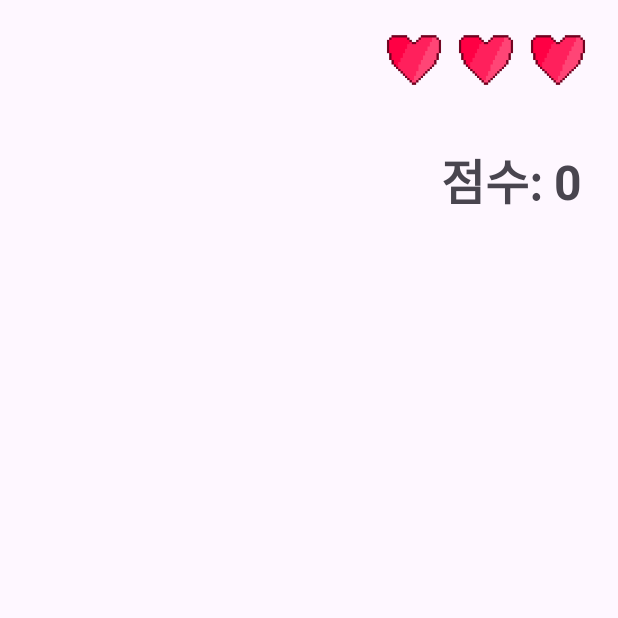
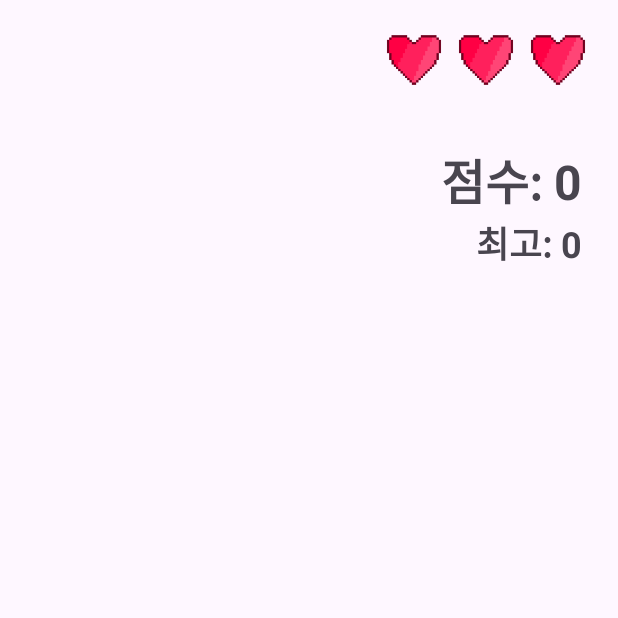
Before and after one commit to Timeshifts/Number_Quiz, an Android app: the GameActivity screen opened directly, with no data from a screen before it, on a phone screen of 412 x 824 dp, the top half of it. Run offline under Robolectric (Android 15) with nearby library versions, the phone set to English and light mode, and no system bars; our stand-ins replace RxJava, Volley; network calls fail; 2 statements that could not run were skipped.

Commit message:
Implement highScore

```diff
--- a/app/build.gradle.kts
+++ b/app/build.gradle.kts
@@ -35,6 +35,8 @@ dependencies {
     implementation("androidx.constraintlayout:constraintlayout:2.1.4")
     implementation("com.android.volley:volley:1.2.1")
     implementation("com.google.code.gson:gson:2.10.1")
+    implementation("androidx.datastore:datastore-rxjava3:1.0.0")
+    implementation("androidx.datastore:datastore-preferences-rxjava3:1.0.0")
     testImplementation("junit:junit:4.13.2")
     androidTestImplementation("androidx.test.ext:junit:1.1.5")
     androidTestImplementation("androidx.test.espresso:espresso-core:3.5.1")
--- a/app/src/main/java/com/example/number_quiz/GameActivity.java
+++ b/app/src/main/java/com/example/number_quiz/GameActivity.java
@@ -9,6 +9,11 @@ import android.widget.TextView;
 
 import androidx.annotation.Nullable;
 import androidx.appcompat.app.AppCompatActivity;
+import androidx.datastore.preferences.core.MutablePreferences;
+import androidx.datastore.preferences.core.Preferences;
+import androidx.datastore.preferences.core.PreferencesKeys;
+import androidx.datastore.preferences.rxjava3.RxPreferenceDataStoreBuilder;
+import androidx.datastore.rxjava3.RxDataStore;
 
 import com.android.volley.Request;
 import com.android.volley.RequestQueue;
@@ -20,11 +25,16 @@ import java.util.HashMap;
 import java.util.Map;
 import java.util.Random;
 
+import io.reactivex.rxjava3.core.Flowable;
+import io.reactivex.rxjava3.core.Single;
+
 public class GameActivity extends AppCompatActivity {
 
     static RequestQueue requestQueue;
+    RxDataStore<Preferences> dataStore;
 
     TextView questionView;
+    TextView bestView;
     Button nextButton;
     Button answerButton1;
     Button answerButton2;
@@ -35,13 +45,17 @@ public class GameActivity extends AppCompatActivity {
     public int number1, number2, number3;
     public int hearts = 3;
     public int score = 0;
+    public int highScore = 0;
 
     @Override
     public void onCreate(@Nullable Bundle savedInstanceState) {
         super.onCreate(savedInstanceState);
         setContentView(R.layout.activity_game);
 
+        dataStore = new RxPreferenceDataStoreBuilder(
+                getApplicationContext(), "highScore").build();
         questionView = findViewById(R.id.questionView);
+        bestView = findViewById(R.id.bestView);
         nextButton = findViewById(R.id.nextButton);
         answerButton1 = findViewById(R.id.answer1);
         answerButton2 = findViewById(R.id.answer2);
@@ -72,8 +86,26 @@ public class GameActivity extends AppCompatActivity {
     }
 
     public void updateScoreView() {
+        Preferences.Key<Integer> highScoreKey;
+        try {
+            highScoreKey = PreferencesKeys.intKey("highScore");
+            Flowable<Integer> highScoreFlow = dataStore.data().map(
+                    prefs -> prefs.get(highScoreKey));
+            highScore = highScoreFlow.blockingFirst();
+        } catch (Exception e) {
+            highScore = 0;
+        }
+        if (highScore < score) {
+            highScore = score;
+            dataStore.updateDataAsync(prefsIn -> {
+                MutablePreferences mutablePreferences = prefsIn.toMutablePreferences();
+                mutablePreferences.set(PreferencesKeys.intKey("highScore"), highScore);
+                return Single.just(mutablePreferences);
+            });
+        }
         final TextView scoreView = findViewById(R.id.scoreView);
         scoreView.setText(getString(R.string.score_view, score));
+        bestView.setText(getString(R.string.best_view, highScore));
     }
 
     public void handleUserAnswer(int userAnswerNo) {
@@ -101,6 +133,7 @@ public class GameActivity extends AppCompatActivity {
     }
 
     private void returnToTitle() {
+        dataStore.dispose();
         Intent intent = new Intent(getApplicationContext(), MainActivity.class);
         startActivity(intent);
     }
--- a/app/src/main/res/layout/activity_game.xml
+++ b/app/src/main/res/layout/activity_game.xml
@@ -128,6 +128,23 @@
         app:layout_constraintVertical_bias="0.0"
         tools:text="Score: 000" />
 
+    <TextView
+        android:id="@+id/bestView"
+        android:layout_width="0dp"
+        android:layout_height="wrap_content"
+        android:layout_marginStart="24dp"
+        android:layout_marginEnd="24dp"
+        android:textAlignment="textEnd"
+        android:textSize="24sp"
+        android:textStyle="bold"
+        app:layout_constraintBottom_toTopOf="@+id/questionView"
+        app:layout_constraintEnd_toEndOf="parent"
+        app:layout_constraintHorizontal_bias="0.0"
+        app:layout_constraintStart_toStartOf="parent"
+        app:layout_constraintTop_toBottomOf="@+id/scoreView"
+        app:layout_constraintVertical_bias="0.0"
+        tools:text="Best: 000" />
+
     <Button
         android:id="@+id/nextButton"
         android:layout_width="wrap_content"
--- a/app/src/main/res/values/strings.xml
+++ b/app/src/main/res/values/strings.xml
@@ -11,4 +11,5 @@
     <string name="third_heart">하트: 3</string>
     <string name="second_heart">하트: 2</string>
     <string name="first_heart">하트: 1</string>
+    <string name="best_view">"최고: %1$d"</string>
 </resources>
```
